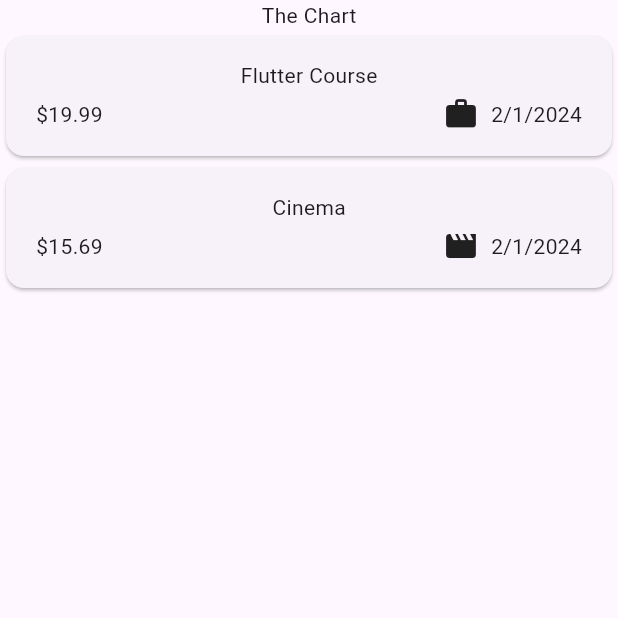
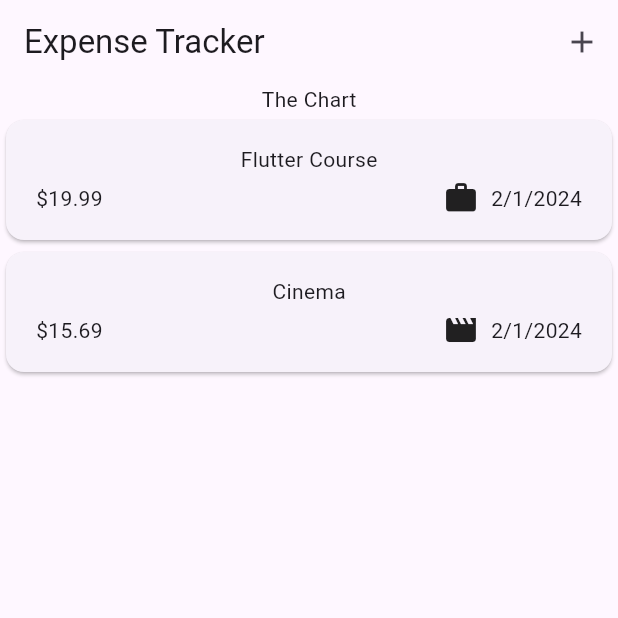
Before and after one commit to MBABHISHEK/expense_tracker, a Flutter app: the screen it shows after launch, on a phone screen of 412 x 824 dp, the top half of it. Run offline on Flutter 3.47's test engine with Material 3 defaults, Android fonts, the phone set to English and light mode, and no system bars.

Commit message:
appbar added

```diff
--- a/lib/widget/expenses.dart
+++ b/lib/widget/expenses.dart
@@ -33,6 +33,15 @@ class _ExpensesState extends State<Expenses>
   Widget build(BuildContext context)
  {
    return  Scaffold(
+       appBar:AppBar(
+         title: const Text('Expense Tracker'),
+         actions: [
+           IconButton(
+               onPressed:(){},
+               icon:const Icon(Icons.add),
+           )
+         ],
+       ),
        body:Column(
          children: [
            const Text('The Chart'),
```
Also changed, not shown: lib/main.dart (+5 -3 lines).
